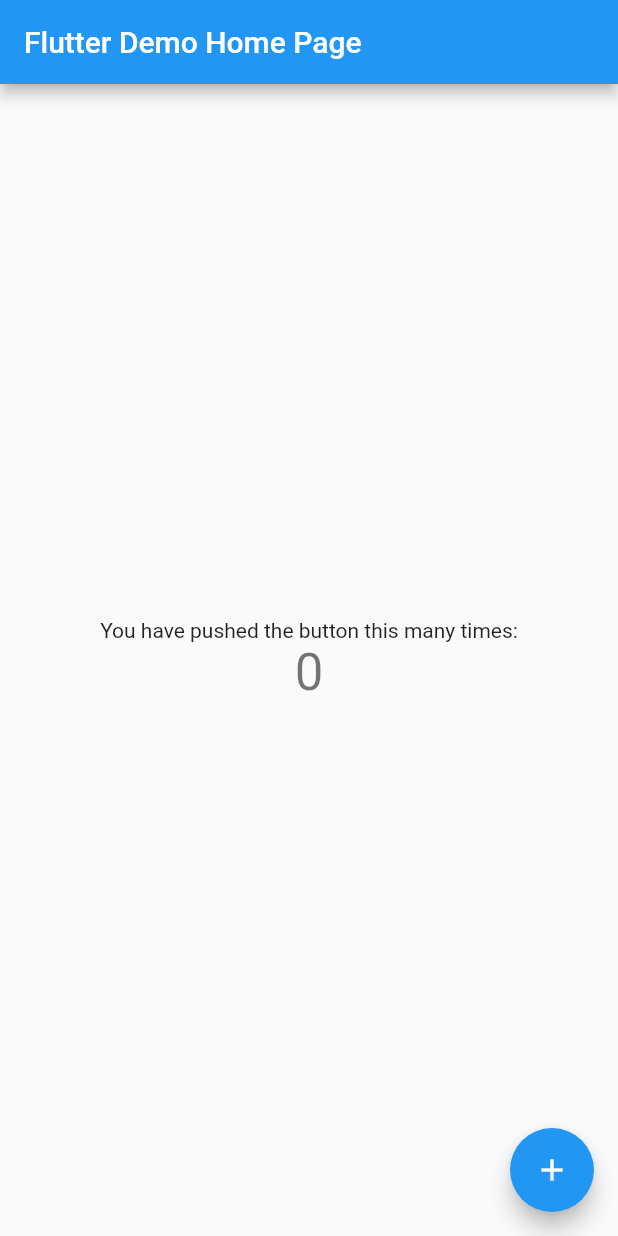
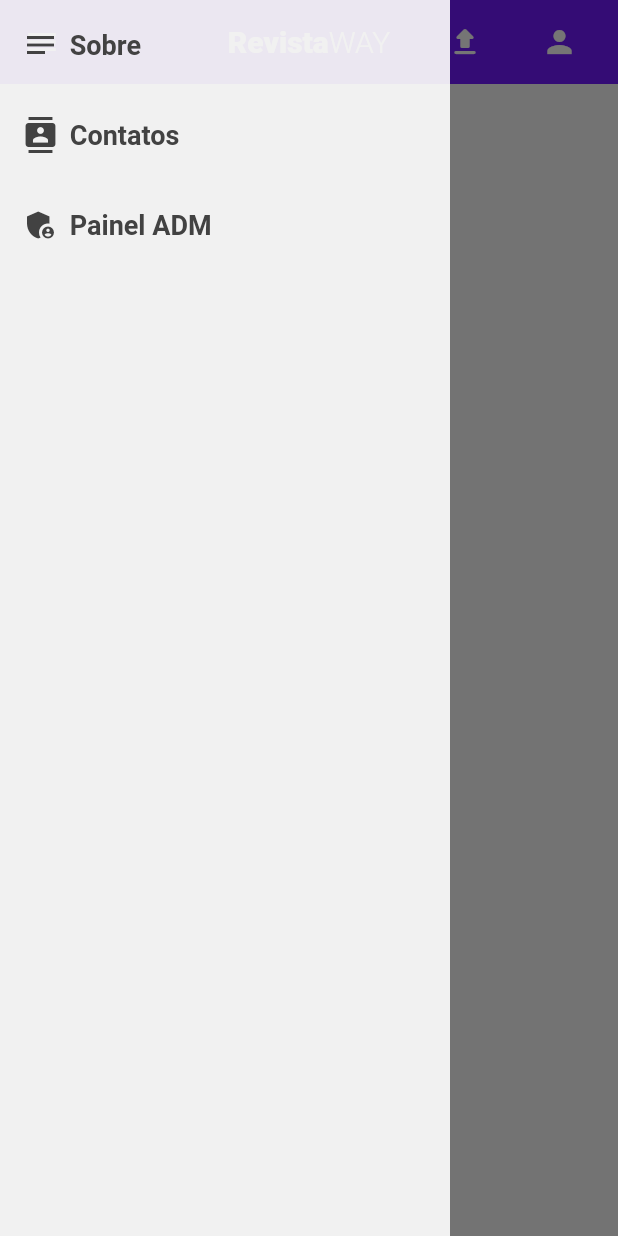
Before and after one commit to willyshub/revista_way2, a Flutter app: the screen it shows after launch, with the side drawer open (before the commit the screen has no drawer), on a phone screen of 412 x 824 dp. Run offline on Flutter 3.47's test engine with Material 2 defaults, Android fonts, the light colour scheme and no system bars; our stand-ins replace firebase_core; accounts and stored records are empty.

Commit message:
login - add firebase - add splash screen

```diff
--- /dev/null
+++ b/lib/app_widget.dart
@@ -0,0 +1,26 @@
+import 'package:flutter/material.dart';
+import 'package:revista_way2/view/pages/login/login_page.dart';
+import 'view/pages/home/home_page.dart';
+import 'view/pages/home/send_page/app_colors.dart';
+import 'view/pages/home/splash/splash_page.dart';
+
+class AppWidget extends StatelessWidget {
+  @override
+  Widget build(BuildContext context) {
+    return MaterialApp(
+      debugShowCheckedModeBanner: false,
+      title: "RevistaWAY",
+      theme: ThemeData(
+        primaryColor: AppColors.primary,
+      ),
+      initialRoute: "/splash",
+      routes: {
+        "/home": (context) => HomePage(),
+        "/splash": (context) => SplashPage(),
+        "/login": (context) => LoginPage(),
+      },
+      // home: SplashPage(),
+      // //home: LoginPage(),
+    );
+  }
+}
--- a/lib/main.dart
+++ b/lib/main.dart
@@ -1,113 +1,34 @@
+import 'package:firebase_core/firebase_core.dart';
 import 'package:flutter/material.dart';
+import 'package:revista_way2/app_widget.dart';
 
 void main() {
+  WidgetsFlutterBinding.ensureInitialized();
   runApp(MyApp());
 }
 
 class MyApp extends StatelessWidget {
-  // This widget is the root of your application.
+  final Future<FirebaseApp> _initialization = Firebase.initializeApp();
   @override
   Widget build(BuildContext context) {
-    return MaterialApp(
-      title: 'Flutter Demo',
-      theme: ThemeData(
-        // This is the theme of your application.
-        //
-        // Try running your application with "flutter run". You'll see the
-        // application has a blue toolbar. Then, without quitting the app, try
-        // changing the primarySwatch below to Colors.green and then invoke
-        // "hot reload" (press "r" in the console where you ran "flutter run",
-        // or simply save your changes to "hot reload" in a Flutter IDE).
-        // Notice that the counter didn't reset back to zero; the application
-        // is not restarted.
-        primarySwatch: Colors.blue,
-      ),
-      home: MyHomePage(title: 'Flutter Demo Home Page'),
-    );
+    return FutureBuilder(
+        future: _initialization,
+        builder: (context, snapshot) {
+          if (snapshot.hasError) {
+            return Center(
+              child: Text("Algo deu Errado"),
+            );
+          } else if (snapshot.connectionState == ConnectionState.waiting) {
+            return Center(
+              child: Text("Carregando!!"),
+            );
+          } else if (snapshot.connectionState == ConnectionState.done) {
+            return Center(
+              child: AppWidget(),
+            );
+          }
+          return Container();
+        });
+    //return AppWidget();
   }
 }
-
-class MyHomePage extends StatefulWidget {
-  MyHomePage({Key? key, required this.title}) : super(key: key);
-
-  // This widget is the home page of your application. It is stateful, meaning
-  // that it has a State object (defined below) that contains fields that affect
-  // how it looks.
-
-  // This class is the configuration for the state. It holds the values (in this
-  // case the title) provided by the parent (in this case the App widget) and
-  // used by the build method of the State. Fields in a Widget subclass are
-  // always marked "final".
-
-  final String title;
-
-  @override
-  _MyHomePageState createState() => _MyHomePageState();
-}
-
-class _MyHomePageState extends State<MyHomePage> {
-  int _counter = 0;
-
-  void _incrementCounter() {
-    setState(() {
-      // This call to setState tells the Flutter framework that something has
-      // changed in this State, which causes it to rerun the build method below
-      // so that the display can reflect the updated values. If we changed
-      // _counter without calling setState(), then the build method would not be
-      // called again, and so nothing would appear to happen.
-      _counter++;
-    });
-  }
-
-  @override
-  Widget build(BuildContext context) {
-    // This method is rerun every time setState is called, for instance as done
-    // by the _incrementCounter method above.
-    //
-    // The Flutter framework has been optimized to make rerunning build methods
-    // fast, so that you can just rebuild anything that needs updating rather
-    // than having to individually change instances of widgets.
-    return Scaffold(
-      appBar: AppBar(
-        // Here we take the value from the MyHomePage object that was created by
-        // the App.build method, and use it to set our appbar title.
-        title: Text(widget.title),
-      ),
-      body: Center(
-        // Center is a layout widget. It takes a single child and positions it
-        // in the middle of the parent.
-        child: Column(
-          // Column is also a layout widget. It takes a list of children and
-          // arranges them vertically. By default, it sizes itself to fit its
-          // children horizontally, and tries to be as tall as its parent.
-          //
-          // Invoke "debug painting" (press "p" in the console, choose the
-          // "Toggle Debug Paint" action from the Flutter Inspector in Android
-          // Studio, or the "Toggle Debug Paint" command in Visual Studio Code)
-          // to see the wireframe for each widget.
-          //
-          // Column has various properties to control how it sizes itself and
-          // how it positions its children. Here we use mainAxisAlignment to
-          // center the children vertically; the main axis here is the vertical
-          // axis because Columns are vertical (the cross axis would be
-          // horizontal).
-          mainAxisAlignment: MainAxisAlignment.center,
-          children: <Widget>[
-            Text(
-              'You have pushed the button this many times:',
-            ),
-            Text(
-              '$_counter',
-              style: Theme.of(context).textTheme.headline4,
-            ),
-          ],
-        ),
-      ),
-      floatingActionButton: FloatingActionButton(
-        onPressed: _incrementCounter,
-        tooltip: 'Increment',
-        child: Icon(Icons.add),
-      ), // This trailing comma makes auto-formatting nicer for build methods.
-    );
-  }
-}
--- /dev/null
+++ b/lib/theme/app_size.dart
@@ -0,0 +1,12 @@
+import 'package:flutter/material.dart';
+
+class AppSize {
+  static double defaultPadding = 15.0;
+  static double getWidth(BuildContext context) {
+    return MediaQuery.of(context).size.width;
+  }
+
+  static double getHeight(BuildContext context) {
+    return MediaQuery.of(context).size.height;
+  }
+}
--- /dev/null
+++ b/lib/view/pages/home/home_page.dart
@@ -0,0 +1,71 @@
+import 'package:flutter/material.dart';
+import 'package:revista_way2/theme/app_size.dart';
+import 'package:revista_way2/view/widgets/custom_drawer_widget.dart';
+
+class HomePage extends StatelessWidget {
+  const HomePage({Key? key}) : super(key: key);
+
+  @override
+  Widget build(BuildContext context) {
+    return Scaffold(
+      drawer: CustomDrawerWidget(),
+      body: NestedScrollView(
+        headerSliverBuilder: (context, bool a) {
+          return [
+            SliverAppBar(
+              centerTitle: true,
+              title: RichText(
+                text: TextSpan(
+                  text: "Revista",
+                  style: TextStyle(fontWeight: FontWeight.w800, fontSize: 20.0),
+                  children: [
+                    TextSpan(
+                        text: "WAY",
+                        style: TextStyle(fontWeight: FontWeight.w300))
+                  ],
+                ),
+              ),
+              actions: [
+                IconButton(onPressed: () {}, icon: Icon(Icons.upload_rounded)),
+                SizedBox(width: AppSize.defaultPadding),
+                IconButton(onPressed: () {
+                  Navigator.pushNamed(context, "/login");
+                }, icon: Icon(Icons.person)),
+                SizedBox(width: AppSize.defaultPadding),
+              ],
+            )
+          ];
+        },
+        body: Container(),
+      ),
+    );
+  }
+}
+
+
+
+/*
+
+return Scaffold(
+      drawer: CustomDrawerWidget(),
+      body: NestedScrollView(
+
+        headerSliverBuilder: (context, bool a) {
+          return [
+            SliverAppBar(
+              centerTitle: true,
+              title: RichText(
+                text: TextSpan(
+                    text: "Revista", children: [TextSpan(text: "WAY")]),
+              ),
+              actions: [
+                IconButton(onPressed: () {}, icon: Icon(Icons.upload_file))
+              ],
+            )
+          ];
+        },
+        body: Container(),
+      ),
+    );
+
+*/
--- /dev/null
+++ b/lib/view/pages/home/send_page/app_colors.dart
@@ -0,0 +1,15 @@
+import 'package:flutter/material.dart';
+
+class AppColors {
+  static final primary = Color(0xFF721AFF);
+  static final secondary = Color(0xFF585666);
+  static final grey = Color(0xFF585666);
+  static final delete = Color(0xFFE83F5B);
+  //static final heading = Color(0xFF585666);
+  static final heading = Color(0xFF023047);
+  static final body = Color(0xFF706E7A);
+  static final stroke = Color(0xFFE3E3E6);
+  static final shape = Color(0xFFFAFAFC);
+  static final background = Color(0xFFFFFFFF);
+  static final input = Color(0xFFB1B0B8);
+}
--- /dev/null
+++ b/lib/view/pages/home/splash/splash_page.dart
@@ -0,0 +1,57 @@
+import 'package:flutter/material.dart';
+import 'package:revista_way2/theme/app_size.dart';
+import 'package:revista_way2/view/pages/home/send_page/app_colors.dart';
+
+class SplashPage extends StatelessWidget {
+  @override
+  Widget build(BuildContext context) {
+    Future.delayed(Duration(seconds: 2), () {
+      Navigator.pushReplacementNamed(context, "/home");
+    });
+    return splash();
+    //   return FutureBuilder(
+    //     future: Future.delayed(
+    //       Duration(milliseconds: 100),
+    //     ),
+    //     builder: (context, time) {
+    //       if (time.connectionState == ConnectionState.done) {
+    //         return HomePage();
+    //       } else if (time.connectionState == ConnectionState.waiting) {
+    //         return splash();
+    //       } else {
+    //         return Material(child: Center(child: CircularProgressIndicator()));
+    //       }
+    //     },
+    //   );
+  }
+}
+
+Scaffold splash() {
+  return Scaffold(
+    backgroundColor: AppColors.primary,
+    body: Center(
+      child: Column(
+        mainAxisAlignment: MainAxisAlignment.center,
+        children: [
+          RichText(
+            text: TextSpan(
+              text: "Revista",
+              style: TextStyle(fontWeight: FontWeight.w800, fontSize: 50.0),
+              children: [
+                TextSpan(
+                    text: "WAY", style: TextStyle(fontWeight: FontWeight.w300))
+              ],
+            ),
+          ),
+          SizedBox(
+            height: AppSize.defaultPadding,
+          ),
+          CircularProgressIndicator(
+            strokeWidth: 1.5,
+            color: Colors.white,
+          ),
+        ],
+      ),
+    ),
+  );
+}
--- /dev/null
+++ b/lib/view/widgets/custom_drawer_widget.dart
@@ -0,0 +1,36 @@
+import 'package:flutter/material.dart';
+import 'package:revista_way2/theme/app_size.dart';
+
+import 'item_drawer_widget.dart';
+
+class CustomDrawerWidget extends StatelessWidget {
+  const CustomDrawerWidget({Key? key}) : super(key: key);
+
+  @override
+  Widget build(BuildContext context) {
+    return Container(
+      width: 300,
+      height: AppSize.getHeight(context),
+      color: Colors.white.withOpacity(0.9),
+      child: ListView(
+        children: [
+          ItemDrawerWidget(
+            fun: (){},
+            icon: Icons.notes,
+            text: "Sobre",
+          ),
+          ItemDrawerWidget(
+            fun: (){},
+            icon: Icons.contacts,
+            text: "Contatos",
+          ),
+          ItemDrawerWidget(
+            fun: (){},
+            icon: Icons.admin_panel_settings,
+            text: "Painel ADM",
+          ),
+        ],
+      ),
+    );
+  }
+}
--- /dev/null
+++ b/lib/view/widgets/item_drawer_widget.dart
@@ -0,0 +1,49 @@
+import 'package:flutter/material.dart';
+import 'package:revista_way2/theme/app_size.dart';
+
+class ItemDrawerWidget extends StatelessWidget {
+  final String text;
+  final IconData icon;
+  final VoidCallback fun;
+  const ItemDrawerWidget(
+      {Key? key, required this.text, required this.icon, required this.fun})
+      : super(key: key);
+
+  @override
+  Widget build(BuildContext context) {
+    return SafeArea(
+      child: Container(
+        height: AppSize.defaultPadding * 4,
+        child: TextButton(
+          onPressed: fun,
+          style: TextButton.styleFrom(
+            padding: EdgeInsets.zero,
+          ),
+          child: Padding(
+            padding: EdgeInsets.all(AppSize.defaultPadding),
+            child: Row(
+              crossAxisAlignment: CrossAxisAlignment.center,
+              children: [
+                Icon(
+                  icon,
+                  color: Colors.grey[800],
+                ),
+                SizedBox(
+                  width: AppSize.defaultPadding / 2,
+                ),
+                Text(
+                  text,
+                  style: TextStyle(
+                    fontSize: 18.0,
+                    color: Colors.grey[800],
+                    fontWeight: FontWeight.w600,
+                  ),
+                )
+              ],
+            ),
+          ),
+        ),
+      ),
+    );
+  }
+}
--- a/pubspec.yaml
+++ b/pubspec.yaml
@@ -28,6 +28,8 @@
   # The following adds the Cupertino Icons font to your application.
   # Use with the CupertinoIcons class for iOS style icons.
   cupertino_icons: ^1.0.2
+  firebase_core: ^1.6.0
+
 
 dev_dependencies:
   flutter_test:
```
Also changed, not shown: lib/view/pages/home/send_page/send_page.dart (added, +25 -0 lines), lib/view/pages/login/login_page.dart (added, +110 -0 lines), pubspec.lock, 3 other files.
